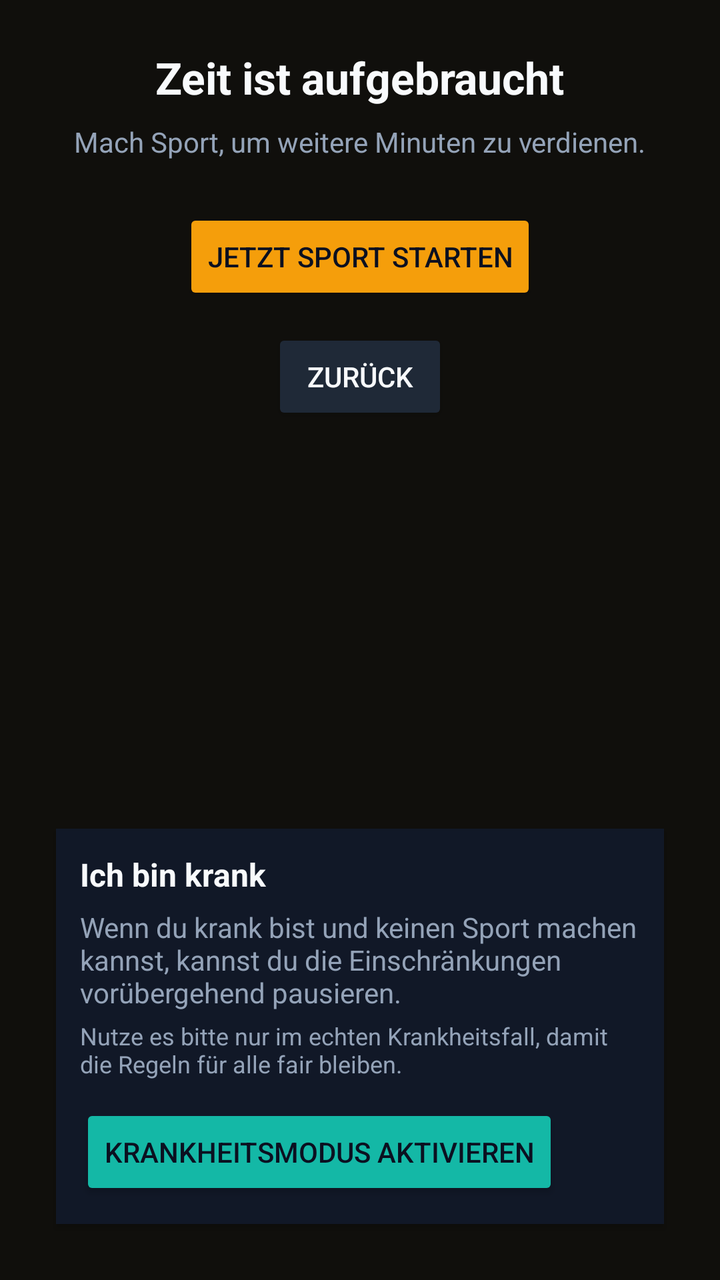
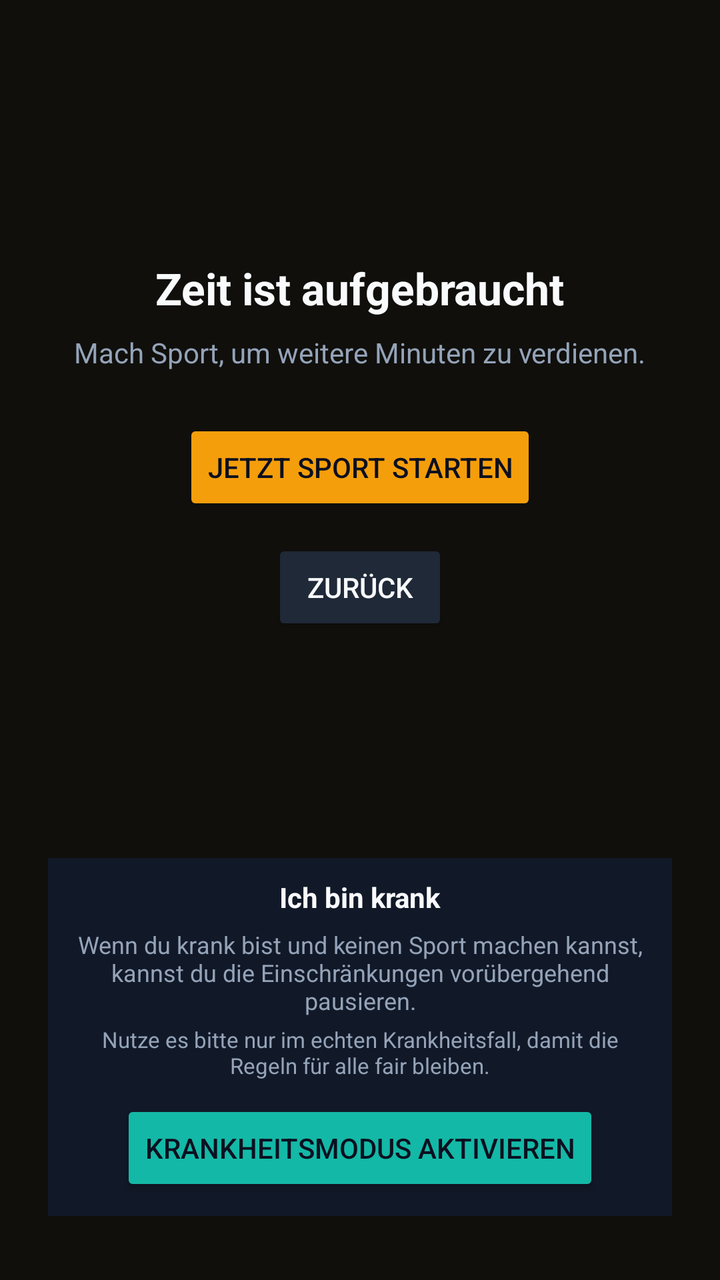

Two renders of the same Android screen: before a commit and after it. Below are the layout's source before the change and the commit's diff.
<!-- AndroidManifest.xml: activity theme Theme.App.Blocker -->
<!-- res/layout/activity_insta_blocker.xml -->
<?xml version="1.0" encoding="utf-8"?>
<LinearLayout xmlns:android="http://schemas.android.com/apk/res/android"
  android:layout_width="match_parent"
  android:layout_height="match_parent"
  android:background="#100f0c"
  android:gravity="center"
  android:orientation="vertical"
  android:padding="24dp">

  <TextView
    android:id="@+id/blocker_title"
    android:layout_width="wrap_content"
    android:layout_height="wrap_content"
    android:text="@string/blocker_title"
    android:textColor="#f8fafc"
    android:textSize="22sp"
    android:textStyle="bold" />

  <TextView
    android:id="@+id/blocker_subtitle"
    android:layout_width="wrap_content"
    android:layout_height="wrap_content"
    android:layout_marginTop="8dp"
    android:text="@string/blocker_subtitle"
    android:textColor="#94a3b8"
    android:textSize="14sp" />

  <Button
    android:id="@+id/blocker_open_app"
    android:layout_width="wrap_content"
    android:layout_height="wrap_content"
    android:layout_marginTop="24dp"
    android:text="@string/blocker_open_app"
    android:backgroundTint="#f59e0b"
    android:textColor="#0b1020" />

  <Button
    android:id="@+id/blocker_button"
    android:layout_width="wrap_content"
    android:layout_height="wrap_content"
    android:layout_marginTop="12dp"
    android:text="@string/blocker_back"
    android:backgroundTint="#1f2937"
    android:textColor="#f8fafc" />

  <View
    android:layout_width="match_parent"
    android:layout_height="0dp"
    android:layout_weight="1" />

  <LinearLayout
    android:id="@+id/blocker_credit_section"
    android:layout_width="match_parent"
    android:layout_height="wrap_content"
    android:layout_marginTop="10dp"
    android:layout_marginBottom="4dp"
    android:layout_marginHorizontal="4dp"
    android:orientation="vertical"
    android:visibility="gone"
    android:padding="12dp"
    android:background="#1e293b"
    android:elevation="2dp">

    <TextView
      android:layout_width="wrap_content"
      android:layout_height="wrap_content"
      android:text="@string/preface_credit_title"
      android:textColor="#f8fafc"
      android:textSize="16sp"
      android:textStyle="bold" />

    <TextView
      android:layout_width="wrap_content"
      android:layout_height="wrap_content"
      android:layout_marginTop="4dp"
      android:text="@string/preface_credit_label"
      android:textColor="#94a3b8"
      android:textSize="12sp" />

    <Button
      android:id="@+id/blocker_credit_button"
      android:layout_width="130dp"
      android:layout_height="wrap_content"
      android:layout_marginTop="8dp"
      android:text="@string/preface_credit_button"
      android:backgroundTint="#f59e0b"
      android:textColor="#0b1020" />

    <TextView
      android:id="@+id/blocker_credit_penalty"
      android:layout_width="wrap_content"
      android:layout_height="wrap_content"
      android:layout_marginTop="4dp"
      android:text="@string/preface_credit_penalty"
      android:textColor="#f8fafc"
      android:textSize="11sp" />

    <TextView
      android:id="@+id/blocker_credit_lock_notice"
      android:layout_width="wrap_content"
      android:layout_height="wrap_content"
    android:layout_marginTop="6dp"
    android:text="@string/preface_credit_locked"
    android:textColor="#94a3b8"
    android:textSize="12sp"
    android:visibility="gone" />
  </LinearLayout>

  <LinearLayout
    android:id="@+id/blocker_sick_section"
    android:layout_width="match_parent"
    android:layout_height="wrap_content"
    android:layout_marginTop="8dp"
    android:layout_marginBottom="4dp"
    android:layout_marginHorizontal="4dp"
    android:orientation="vertical"
    android:padding="12dp"
    android:background="#111827"
    android:elevation="2dp">

    <TextView
      android:layout_width="wrap_content"
      android:layout_height="wrap_content"
      android:text="@string/blocker_sick_title"
      android:textColor="#f8fafc"
      android:textSize="16sp"
      android:textStyle="bold" />

    <TextView
      android:layout_width="wrap_content"
      android:layout_height="wrap_content"
      android:layout_marginTop="6dp"
      android:text="@string/blocker_sick_label"
      android:textColor="#94a3b8"
      android:textSize="14sp" />

    <TextView
      android:id="@+id/blocker_sick_hint"
      android:layout_width="wrap_content"
      android:layout_height="wrap_content"
      android:layout_marginTop="4dp"
      android:text="@string/blocker_sick_hint"
      android:textColor="#94a3b8"
      android:textSize="12sp" />

    <Button
      android:id="@+id/blocker_sick_button"
      android:layout_width="wrap_content"
      android:layout_height="wrap_content"
      android:layout_marginTop="12dp"
      android:text="@string/blocker_sick_button"
      android:backgroundTint="#14b8a6"
      android:textColor="#0b1020" />

    <TextView
      android:id="@+id/blocker_sick_status"
      android:layout_width="wrap_content"
      android:layout_height="wrap_content"
      android:layout_marginTop="6dp"
      android:text="@string/blocker_sick_status"
      android:textColor="#34d399"
      android:textSize="12sp"
      android:visibility="gone" />
  </LinearLayout>
</LinearLayout>
<!-- resources referenced by this layout -->
<resources>
  <string name="blocker_back">Zur\u00fcck</string>
  <string name="blocker_open_app">Jetzt Sport starten</string>
  <string name="blocker_sick_button">Krankheitsmodus aktivieren</string>
  <string name="blocker_sick_hint">Nutze es bitte nur im echten Krankheitsfall, damit die Regeln für alle fair bleiben.</string>
  <string name="blocker_sick_label">Wenn du krank bist und keinen Sport machen kannst, kannst du die Einschränkungen vorübergehend pausieren.</string>
  <string name="blocker_sick_status">Krankheitsmodus aktiv bis %1$s</string>
  <string name="blocker_sick_title">Ich bin krank</string>
  <string name="blocker_subtitle">Mach Sport, um weitere Minuten zu verdienen.</string>
  <string name="blocker_title">Zeit ist aufgebraucht</string>
  <string name="preface_credit_button">10 Minuten Kredit</string>
  <string name="preface_credit_label">Kredit für 10 Minuten</string>
  <string name="preface_credit_locked">Kredit gesperrt bis %1$s</string>
  <string name="preface_credit_penalty">Userfaktoren sind um %1$d%% strenger</string>
  <string name="preface_credit_title">Kredit</string>
  <style name="Theme.App.Blocker" parent="Theme.AppCompat.Light.NoActionBar">
      <item name="android:windowBackground">#0f1114</item>
    </style>
</resources>

<!-- the commit's change to res/layout/activity_insta_blocker.xml (unified diff, before → after) -->
@@ -3,70 +3,75 @@
   android:layout_width="match_parent"
   android:layout_height="match_parent"
   android:background="#100f0c"
-  android:gravity="center"
   android:orientation="vertical"
   android:padding="24dp">
 
-  <TextView
-    android:id="@+id/blocker_title"
-    android:layout_width="wrap_content"
-    android:layout_height="wrap_content"
-    android:text="@string/blocker_title"
-    android:textColor="#f8fafc"
-    android:textSize="22sp"
-    android:textStyle="bold" />
-
-  <TextView
-    android:id="@+id/blocker_subtitle"
-    android:layout_width="wrap_content"
-    android:layout_height="wrap_content"
-    android:layout_marginTop="8dp"
-    android:text="@string/blocker_subtitle"
-    android:textColor="#94a3b8"
-    android:textSize="14sp" />
-
-  <Button
-    android:id="@+id/blocker_open_app"
-    android:layout_width="wrap_content"
-    android:layout_height="wrap_content"
-    android:layout_marginTop="24dp"
-    android:text="@string/blocker_open_app"
-    android:backgroundTint="#f59e0b"
-    android:textColor="#0b1020" />
-
-  <Button
-    android:id="@+id/blocker_button"
-    android:layout_width="wrap_content"
-    android:layout_height="wrap_content"
-    android:layout_marginTop="12dp"
-    android:text="@string/blocker_back"
-    android:backgroundTint="#1f2937"
-    android:textColor="#f8fafc" />
-
-  <View
+  <LinearLayout
+    android:id="@+id/blocker_main_content"
     android:layout_width="match_parent"
     android:layout_height="0dp"
-    android:layout_weight="1" />
+    android:layout_weight="1"
+    android:gravity="center"
+    android:orientation="vertical">
+
+    <TextView
+      android:id="@+id/blocker_title"
+      android:layout_width="wrap_content"
+      android:layout_height="wrap_content"
+      android:text="@string/blocker_title"
+      android:textColor="#f8fafc"
+      android:textSize="22sp"
+      android:textStyle="bold" />
+
+    <TextView
+      android:id="@+id/blocker_subtitle"
+      android:layout_width="wrap_content"
+      android:layout_height="wrap_content"
+      android:layout_marginTop="8dp"
+      android:text="@string/blocker_subtitle"
+      android:textColor="#94a3b8"
+      android:textSize="14sp"
+      android:gravity="center" />
+
+    <Button
+      android:id="@+id/blocker_open_app"
+      android:layout_width="wrap_content"
+      android:layout_height="wrap_content"
+      android:layout_marginTop="24dp"
+      android:text="@string/blocker_open_app"
+      android:backgroundTint="#f59e0b"
+      android:textColor="#0b1020" />
+
+    <Button
+      android:id="@+id/blocker_button"
+      android:layout_width="wrap_content"
+      android:layout_height="wrap_content"
+      android:layout_marginTop="12dp"
+      android:text="@string/blocker_back"
+      android:backgroundTint="#1f2937"
+      android:textColor="#f8fafc" />
+
+  </LinearLayout>
 
   <LinearLayout
     android:id="@+id/blocker_credit_section"
-    android:layout_width="match_parent"
+    android:layout_width="wrap_content"
     android:layout_height="wrap_content"
-    android:layout_marginTop="10dp"
+    android:layout_gravity="center_horizontal"
+    android:layout_marginTop="12dp"
     android:layout_marginBottom="4dp"
-    android:layout_marginHorizontal="4dp"
     android:orientation="vertical"
     android:visibility="gone"
-    android:padding="12dp"
+    android:padding="8dp"
     android:background="#1e293b"
-    android:elevation="2dp">
+    android:gravity="center_horizontal">
 
     <TextView
       android:layout_width="wrap_content"
       android:layout_height="wrap_content"
       android:text="@string/preface_credit_title"
       android:textColor="#f8fafc"
-      android:textSize="16sp"
+      android:textSize="14sp"
       android:textStyle="bold" />
 
     <TextView
@@ -75,11 +80,12 @@
       android:layout_marginTop="4dp"
       android:text="@string/preface_credit_label"
       android:textColor="#94a3b8"
-      android:textSize="12sp" />
+      android:textSize="11sp"
+      android:gravity="center" />
 
     <Button
       android:id="@+id/blocker_credit_button"
-      android:layout_width="130dp"
+      android:layout_width="wrap_content"
       android:layout_height="wrap_content"
       android:layout_marginTop="8dp"
       android:text="@string/preface_credit_button"
@@ -93,37 +99,37 @@
       android:layout_marginTop="4dp"
       android:text="@string/preface_credit_penalty"
       android:textColor="#f8fafc"
-      android:textSize="11sp" />
+      android:textSize="10sp" />
 
     <TextView
       android:id="@+id/blocker_credit_lock_notice"
       android:layout_width="wrap_content"
       android:layout_height="wrap_content"
-    android:layout_marginTop="6dp"
-    android:text="@string/preface_credit_locked"
-    android:textColor="#94a3b8"
-    android:textSize="12sp"
-    android:visibility="gone" />
+      android:layout_marginTop="6dp"
+      android:text="@string/preface_credit_locked"
+      android:textColor="#94a3b8"
+      android:textSize="10sp"
+      android:visibility="gone" />
   </LinearLayout>
 
   <LinearLayout
     android:id="@+id/blocker_sick_section"
-    android:layout_width="match_parent"
+    android:layout_width="wrap_content"
     android:layout_height="wrap_content"
-    android:layout_marginTop="8dp"
-    android:layout_marginBottom="4dp"
-    android:layout_marginHorizontal="4dp"
+    android:layout_gravity="center_horizontal"
+    android:layout_marginTop="6dp"
+    android:layout_marginBottom="8dp"
     android:orientation="vertical"
-    android:padding="12dp"
+    android:padding="10dp"
     android:background="#111827"
-    android:elevation="2dp">
+    android:gravity="center_horizontal">
 
     <TextView
       android:layout_width="wrap_content"
       android:layout_height="wrap_content"
       android:text="@string/blocker_sick_title"
       android:textColor="#f8fafc"
-      android:textSize="16sp"
+      android:textSize="14sp"
       android:textStyle="bold" />
 
     <TextView
@@ -132,7 +138,8 @@
       android:layout_marginTop="6dp"
       android:text="@string/blocker_sick_label"
       android:textColor="#94a3b8"
-      android:textSize="14sp" />
+      android:textSize="12sp"
+      android:gravity="center" />
 
     <TextView
       android:id="@+id/blocker_sick_hint"
@@ -141,13 +148,14 @@
       android:layout_marginTop="4dp"
       android:text="@string/blocker_sick_hint"
       android:textColor="#94a3b8"
-      android:textSize="12sp" />
+      android:textSize="11sp"
+      android:gravity="center" />
 
     <Button
       android:id="@+id/blocker_sick_button"
       android:layout_width="wrap_content"
       android:layout_height="wrap_content"
-      android:layout_marginTop="12dp"
+      android:layout_marginTop="10dp"
       android:text="@string/blocker_sick_button"
       android:backgroundTint="#14b8a6"
       android:textColor="#0b1020" />
@@ -159,7 +167,7 @@
       android:layout_marginTop="6dp"
       android:text="@string/blocker_sick_status"
       android:textColor="#34d399"
-      android:textSize="12sp"
+      android:textSize="10sp"
       android:visibility="gone" />
   </LinearLayout>
 </LinearLayout>
